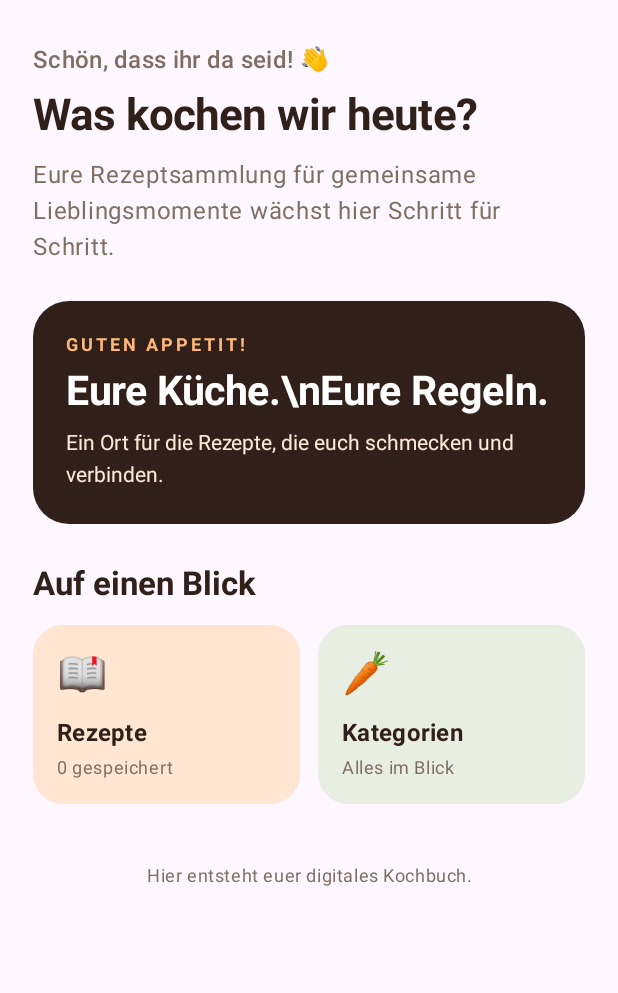
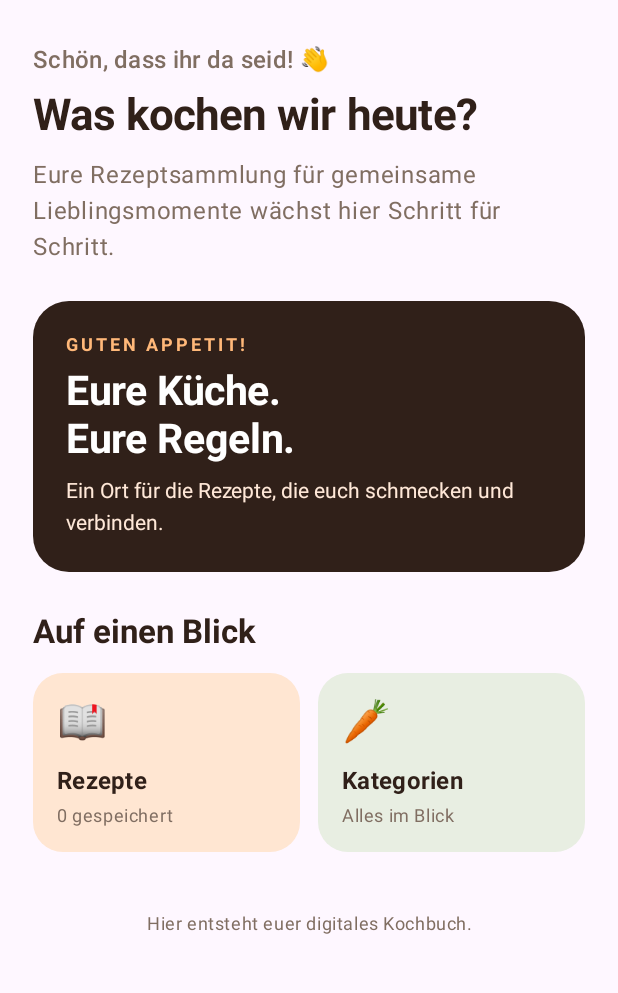
Before and after one commit to firetvstick2k2-afk/Topf_Secret, an Android app built with Jetpack Compose: the composable HomeScreen called with empty values, on a phone screen of 412 x 824 dp, the part 141-1134 px from its top. Run offline under Robolectric (Android 15) with nearby library versions, the phone set to English and light mode, and no system bars.

Commit message:
Fix literal newline in home hero card

```diff
--- a/app/src/main/java/de/topfsecret/app/MainActivity.kt
+++ b/app/src/main/java/de/topfsecret/app/MainActivity.kt
@@ -215,7 +215,7 @@ private fun HomeScreen(recipeCount: Int, darkMode: Boolean, appVersion: String,
             Column(Modifier.padding(22.dp)) {
                 Text("GUTEN APPETIT!", color = Color(0xFFFFB879), fontSize = 12.sp, fontWeight = FontWeight.Bold, letterSpacing = 2.sp)
                 Spacer(Modifier.height(8.dp))
-                Text("Eure Küche.\\nEure Regeln.", color = Color.White, fontSize = 27.sp, lineHeight = 32.sp, fontWeight = FontWeight.Bold)
+                Text("Eure Küche.\nEure Regeln.", color = Color.White, fontSize = 27.sp, lineHeight = 32.sp, fontWeight = FontWeight.Bold)
                 Spacer(Modifier.height(8.dp))
                 Text("Ein Ort für die Rezepte, die euch schmecken und verbinden.", color = Color(0xFFFFE8D8), lineHeight = 21.sp)
             }
```
